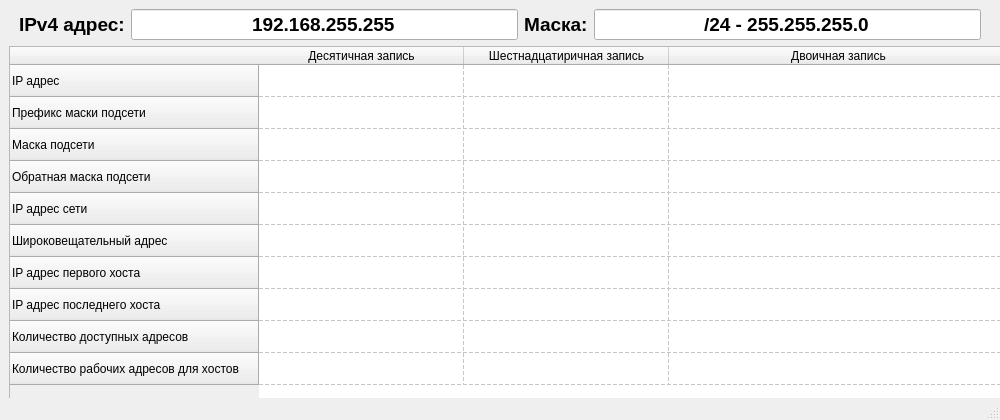
This is gui.ui in freerunner1317/ipCalcPyCharm as Qt 5 draws it before an edit. The edited form follows.
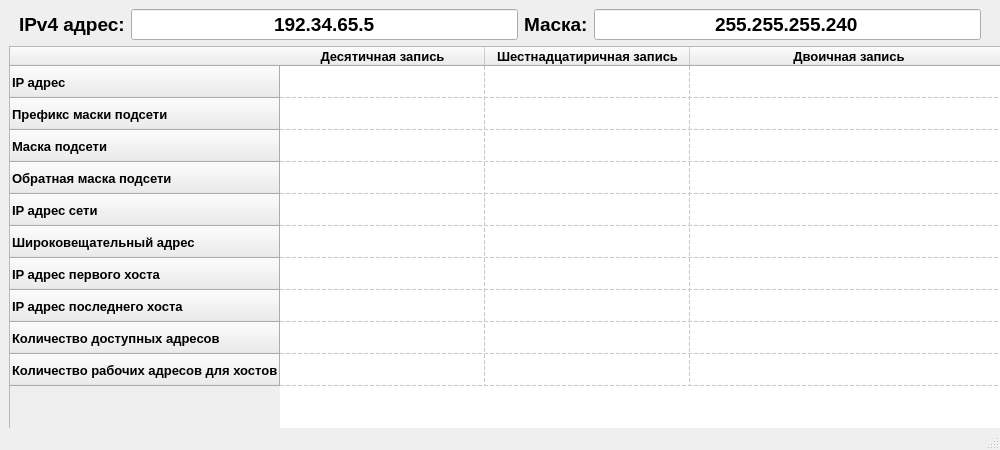
This is the edited form.

What changed in the file:
```diff
--- a/gui.ui
+++ b/gui.ui
@@ -10,7 +10,7 @@
     <x>0</x>
     <y>0</y>
     <width>1000</width>
-    <height>420</height>
+    <height>450</height>
    </rect>
   </property>
   <property name="sizePolicy">
@@ -22,13 +22,13 @@
   <property name="minimumSize">
    <size>
     <width>1000</width>
-    <height>420</height>
+    <height>450</height>
    </size>
   </property>
   <property name="maximumSize">
    <size>
-    <width>1000</width>
-    <height>420</height>
+    <width>1018</width>
+    <height>496</height>
    </size>
   </property>
   <property name="windowTitle">
@@ -85,8 +85,11 @@
         <property name="autoFillBackground">
          <bool>false</bool>
         </property>
+        <property name="styleSheet">
+         <string notr="true">lineEdit_ip { opacity:0.5;}</string>
+        </property>
         <property name="text">
-         <string>192.168.255.255</string>
+         <string>192.34.65.5</string>
         </property>
         <property name="alignment">
          <set>Qt::AlignCenter</set>
@@ -120,7 +123,7 @@
          <bool>false</bool>
         </property>
         <property name="text">
-         <string>/24 - 255.255.255.0</string>
+         <string>255.255.255.240</string>
         </property>
         <property name="alignment">
          <set>Qt::AlignCenter</set>
@@ -140,13 +143,13 @@
       <property name="minimumSize">
        <size>
         <width>1000</width>
-        <height>370</height>
+        <height>400</height>
        </size>
       </property>
       <property name="maximumSize">
        <size>
         <width>1000</width>
-        <height>370</height>
+        <height>400</height>
        </size>
       </property>
       <property name="baseSize">
@@ -155,6 +158,13 @@
         <height>350</height>
        </size>
       </property>
+      <property name="font">
+       <font>
+        <pointsize>10</pointsize>
+        <weight>75</weight>
+        <bold>true</bold>
+       </font>
+      </property>
       <property name="contextMenuPolicy">
        <enum>Qt::ActionsContextMenu</enum>
       </property>
```
Left out of the diff: 2 changed lines with no effect on the pictures.
